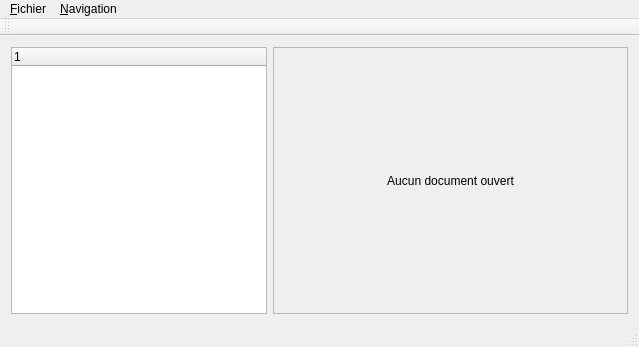
Above: qflex/mainwindow.ui from antigol/Qflex before the change. Below: the same form after it.
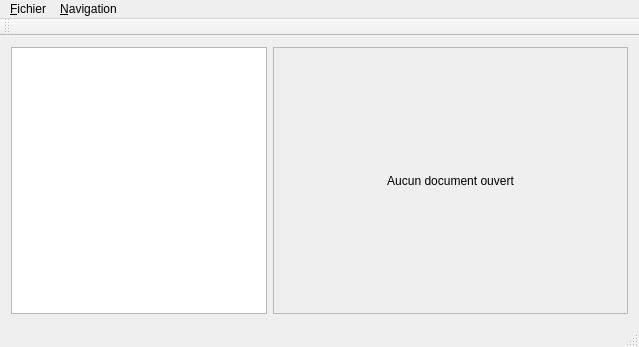
That is the form after the change.

Commit message: Fait : Affichage des pdf :) A Faire : Repèrer les liens sans fichiers

The edit to the form file:
```diff
--- a/qflex/mainwindow.ui
+++ b/qflex/mainwindow.ui
@@ -23,6 +23,9 @@
         <verstretch>0</verstretch>
        </sizepolicy>
       </property>
+      <attribute name="headerVisible">
+       <bool>false</bool>
+      </attribute>
       <column>
        <property name="text">
         <string notr="true">1</string>
```
The commit also changes 1 other file.
